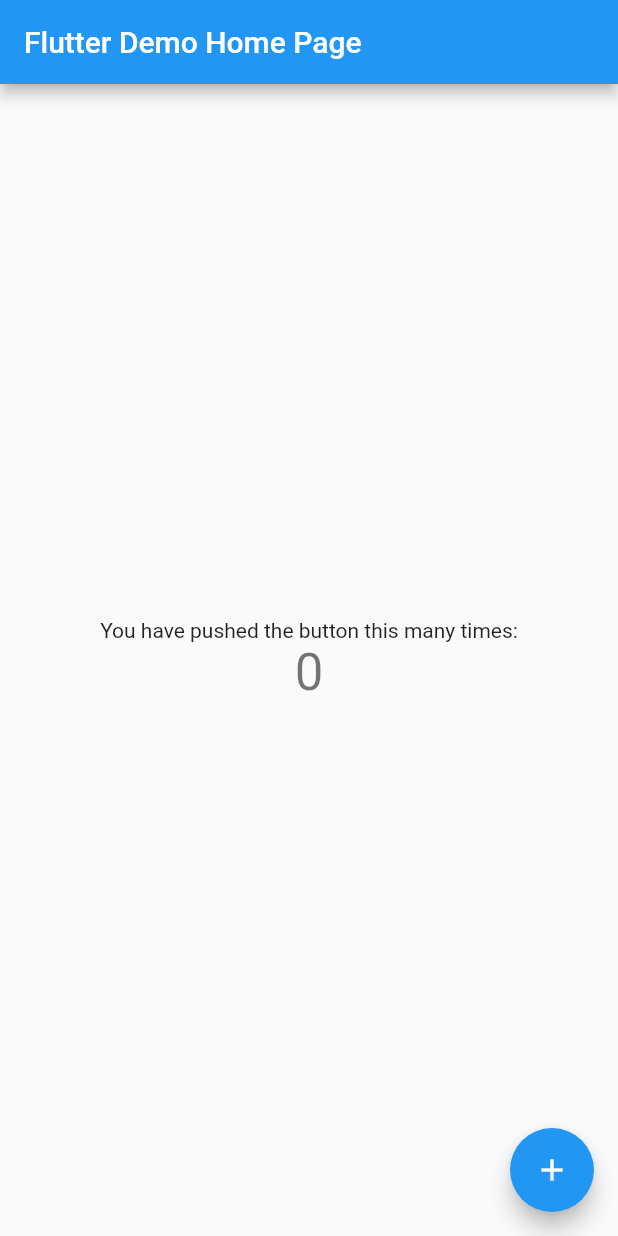
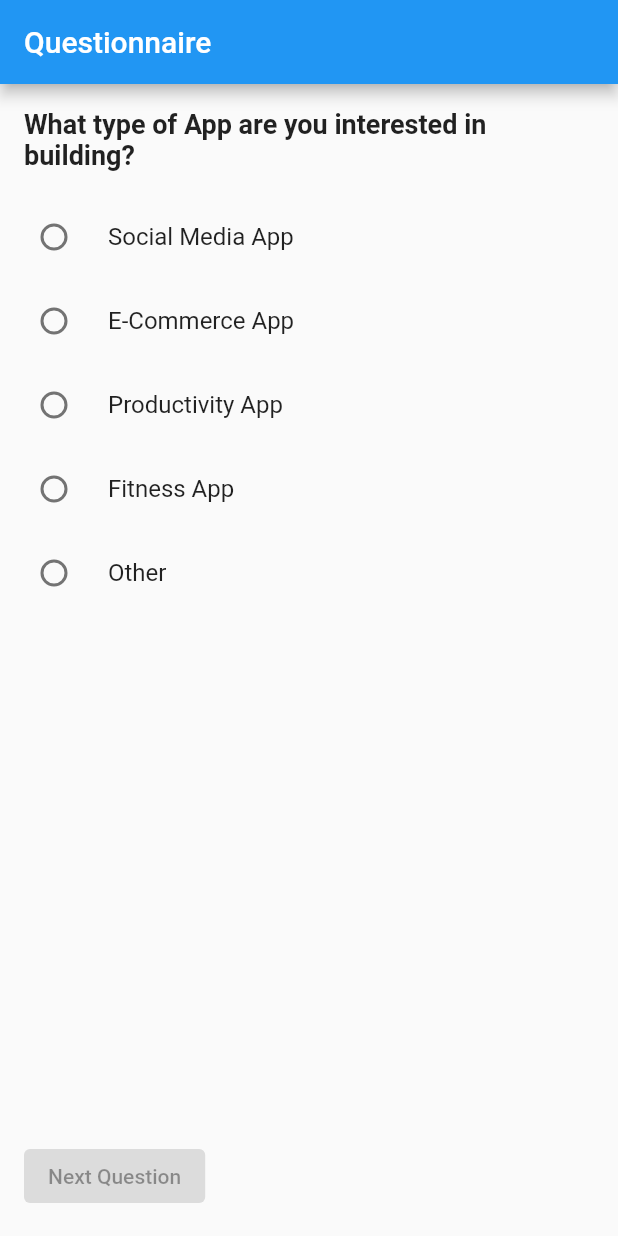
Before and after one commit to Snapp-X/Framework_quiz, a Flutter app: the screen it shows after launch, on a phone screen of 412 x 824 dp. Run offline on Flutter 3.47's test engine with Material 2 defaults, Android fonts, the phone set to English and light mode, and no system bars; our stand-ins replace flutter_riverpod, go_router.

Commit message:
added questions screen, results screen and basic navigation back and forth, aswell as minimal requirements for navigating/submitting

```diff
--- a/lib/main.dart
+++ b/lib/main.dart
@@ -1,115 +1,37 @@
 import 'package:flutter/material.dart';
+import 'package:flutter_riverpod/flutter_riverpod.dart';
+import 'package:go_router/go_router.dart';
+import 'package:snappx_quiz/questions_screen.dart';
+import 'package:snappx_quiz/results_screen.dart';
 
-void main() {
-  runApp(const MyApp());
-}
+void main() => runApp(const ProviderScope(child: MyApp()));
+
+final GoRouter _router = GoRouter(
+  routes: <RouteBase>[
+    GoRoute(
+      path: '/',
+      builder: (BuildContext context, GoRouterState state) {
+        return const QuestionsScreen();
+      },
+      routes: <RouteBase>[
+        GoRoute(
+          path: 'results',
+          builder: (BuildContext context, GoRouterState state) {
+            return const ResultsScreen();
+          },
+        ),
+      ],
+    ),
+  ],
+);
 
 class MyApp extends StatelessWidget {
   const MyApp({super.key});
 
-  // This widget is the root of your application.
   @override
   Widget build(BuildContext context) {
-    return MaterialApp(
-      title: 'Flutter Demo',
-      theme: ThemeData(
-        // This is the theme of your application.
-        //
-        // Try running your application with "flutter run". You'll see the
-        // application has a blue toolbar. Then, without quitting the app, try
-        // changing the primarySwatch below to Colors.green and then invoke
-        // "hot reload" (press "r" in the console where you ran "flutter run",
-        // or simply save your changes to "hot reload" in a Flutter IDE).
-        // Notice that the counter didn't reset back to zero; the application
-        // is not restarted.
-        primarySwatch: Colors.blue,
-      ),
-      home: const MyHomePage(title: 'Flutter Demo Home Page'),
+    return MaterialApp.router(
+      routerConfig: _router,
     );
   }
 }
-
-class MyHomePage extends StatefulWidget {
-  const MyHomePage({super.key, required this.title});
-
-  // This widget is the home page of your application. It is stateful, meaning
-  // that it has a State object (defined below) that contains fields that affect
-  // how it looks.
-
-  // This class is the configuration for the state. It holds the values (in this
-  // case the title) provided by the parent (in this case the App widget) and
-  // used by the build method of the State. Fields in a Widget subclass are
-  // always marked "final".
-
-  final String title;
-
-  @override
-  State<MyHomePage> createState() => _MyHomePageState();
-}
-
-class _MyHomePageState extends State<MyHomePage> {
-  int _counter = 0;
-
-  void _incrementCounter() {
-    setState(() {
-      // This call to setState tells the Flutter framework that something has
-      // changed in this State, which causes it to rerun the build method below
-      // so that the display can reflect the updated values. If we changed
-      // _counter without calling setState(), then the build method would not be
-      // called again, and so nothing would appear to happen.
-      _counter++;
-    });
-  }
-
-  @override
-  Widget build(BuildContext context) {
-    // This method is rerun every time setState is called, for instance as done
-    // by the _incrementCounter method above.
-    //
-    // The Flutter framework has been optimized to make rerunning build methods
-    // fast, so that you can just rebuild anything that needs updating rather
-    // than having to individually change instances of widgets.
-    return Scaffold(
-      appBar: AppBar(
-        // Here we take the value from the MyHomePage object that was created by
-        // the App.build method, and use it to set our appbar title.
-        title: Text(widget.title),
-      ),
-      body: Center(
-        // Center is a layout widget. It takes a single child and positions it
-        // in the middle of the parent.
-        child: Column(
-          // Column is also a layout widget. It takes a list of children and
-          // arranges them vertically. By default, it sizes itself to fit its
-          // children horizontally, and tries to be as tall as its parent.
-          //
-          // Invoke "debug painting" (press "p" in the console, choose the
-          // "Toggle Debug Paint" action from the Flutter Inspector in Android
-          // Studio, or the "Toggle Debug Paint" command in Visual Studio Code)
-          // to see the wireframe for each widget.
-          //
-          // Column has various properties to control how it sizes itself and
-          // how it positions its children. Here we use mainAxisAlignment to
-          // center the children vertically; the main axis here is the vertical
-          // axis because Columns are vertical (the cross axis would be
-          // horizontal).
-          mainAxisAlignment: MainAxisAlignment.center,
-          children: <Widget>[
-            const Text(
-              'You have pushed the button this many times:',
-            ),
-            Text(
-              '$_counter',
-              style: Theme.of(context).textTheme.headlineMedium,
-            ),
-          ],
-        ),
-      ),
-      floatingActionButton: FloatingActionButton(
-        onPressed: _incrementCounter,
-        tooltip: 'Increment',
-        child: const Icon(Icons.add),
-      ), // This trailing comma makes auto-formatting nicer for build methods.
-    );
-  }
-}
--- /dev/null
+++ b/lib/questions_screen.dart
@@ -0,0 +1,116 @@
+import 'package:flutter/material.dart';
+import 'package:flutter_riverpod/flutter_riverpod.dart';
+import 'package:go_router/go_router.dart';
+
+final questionsProvider = Provider<List<String>>((ref) => [
+      'What type of App are you interested in building?',
+      'What is the primary purpose of the App?',
+      'Who is your target audience for the App?',
+    ]);
+
+final optionsProvider = Provider<List<List<String>>>((ref) => [
+      [
+        'Social Media App',
+        'E-Commerce App',
+        'Productivity App',
+        'Fitness App',
+        'Other'
+      ],
+      [
+        'To sell Products',
+        'Customer-Engagement',
+        'Creating a Platform',
+        'Other'
+      ],
+      [
+        'Teenagers',
+        'Working Professionals',
+        'Adults (Hobby, Fitness etc.)',
+        'Other'
+      ],
+    ]);
+
+final currentQuestionIndexProvider = StateProvider<int>((ref) => 0);
+
+final selectedOptionProvider = StateProvider<List<int>>((ref) {
+  final questions = ref.watch(questionsProvider);
+  return List<int>.filled(questions.length, -1);
+});
+
+class QuestionsScreen extends ConsumerWidget {
+  const QuestionsScreen({super.key});
+
+  @override
+  Widget build(BuildContext context, WidgetRef ref) {
+    final questions = ref.watch(questionsProvider);
+    final options = ref.watch(optionsProvider);
+    final currentQuestionIndex = ref.watch(currentQuestionIndexProvider);
+    final selectedOption = ref.watch(selectedOptionProvider);
+
+    final isAnswerSelected = selectedOption[currentQuestionIndex] != -1;
+    final isLastQuestion = currentQuestionIndex == questions.length - 1;
+
+    return Scaffold(
+      appBar: AppBar(
+        title: const Text('Questionnaire'),
+        leading: currentQuestionIndex > 0
+            ? IconButton(
+                icon: const Icon(Icons.arrow_back),
+                onPressed: () {
+                  if (currentQuestionIndex > 0) {
+                    ref.read(currentQuestionIndexProvider.notifier).state--;
+                    context.go('/');
+                  }
+                },
+              )
+            : null,
+      ),
+      body: Column(
+        crossAxisAlignment: CrossAxisAlignment.start,
+        children: [
+          Padding(
+            padding: const EdgeInsets.all(16.0),
+            child: Text(
+              questions[currentQuestionIndex],
+              style: const TextStyle(fontSize: 18, fontWeight: FontWeight.bold),
+            ),
+          ),
+          ...options[currentQuestionIndex]
+              .asMap()
+              .entries
+              .map(
+                (entry) => RadioListTile(
+                  title: Text(entry.value),
+                  value: entry.key,
+                  groupValue: selectedOption[currentQuestionIndex],
+                  onChanged: (value) {
+                    ref.read(selectedOptionProvider.notifier).state =
+                        List.from(selectedOption)
+                          ..[currentQuestionIndex] = value as int;
+                  },
+                ),
+              )
+              .toList(),
+          const Spacer(),
+          Padding(
+            padding: const EdgeInsets.all(16.0),
+            child: ElevatedButton(
+              onPressed: isAnswerSelected
+                  ? () {
+                      if (isLastQuestion) {
+                        context.go('/results');
+                      } else {
+                        ref.read(currentQuestionIndexProvider.notifier).state++;
+                      }
+                    }
+                  : null,
+              child: Text(
+                isLastQuestion ? 'Submit' : 'Next Question',
+              ),
+            ),
+          ),
+        ],
+      ),
+    );
+  }
+}
--- /dev/null
+++ b/lib/results_screen.dart
@@ -0,0 +1,29 @@
+import 'package:flutter/material.dart';
+import 'package:flutter_riverpod/flutter_riverpod.dart';
+import 'package:snappx_quiz/questions_screen.dart';
+
+class ResultsScreen extends ConsumerWidget {
+  const ResultsScreen({super.key});
+
+  @override
+  Widget build(BuildContext context, WidgetRef ref) {
+    final questions = ref.watch(questionsProvider);
+    final selectedOption = ref.watch(selectedOptionProvider.notifier).state;
+
+    return Scaffold(
+      appBar: AppBar(
+        title: const Text('Results'),
+      ),
+      body: ListView.builder(
+        itemCount: questions.length,
+        itemBuilder: (context, index) {
+          return ListTile(
+            title: Text(questions[index]),
+            subtitle:
+                Text(ref.read(optionsProvider)[index][selectedOption[index]]),
+          );
+        },
+      ),
+    );
+  }
+}
--- a/pubspec.yaml
+++ b/pubspec.yaml
@@ -30,8 +30,8 @@ environment:
 dependencies:
   flutter:
     sdk: flutter
+  go_router: ^7.0.1
   flutter_riverpod: ^2.3.6
-  go_router: ^7.0.1
 
   # The following adds the Cupertino Icons font to your application.
   # Use with the CupertinoIcons class for iOS style icons.
```
